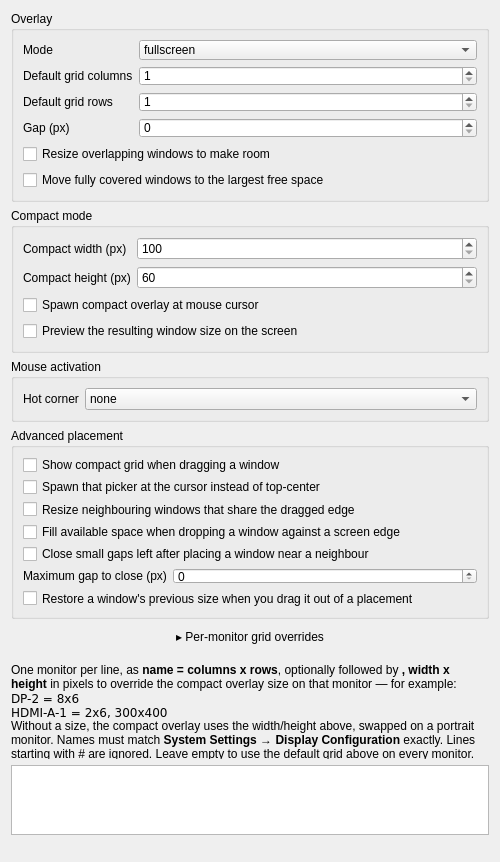
First picture: the form in kwinscript/contents/ui/config.ui, repository Ivan-Malinovski/vibetiles, before the edit.
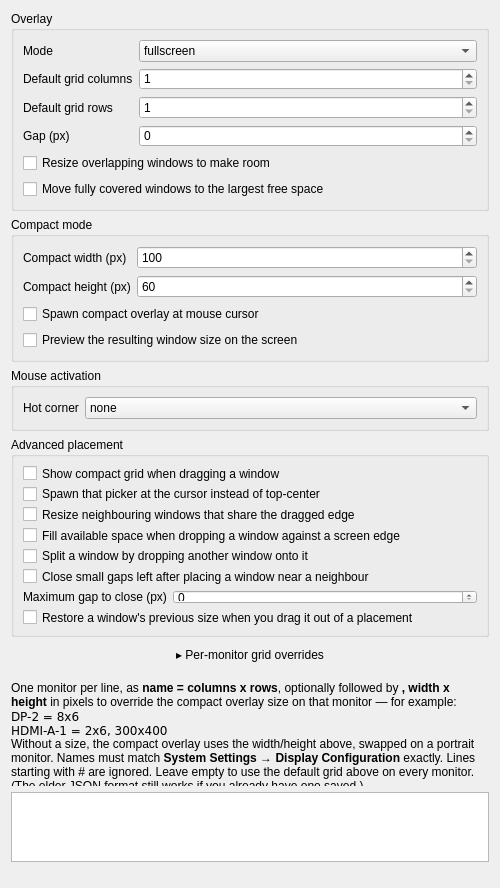
Second picture: the form after the edit.

Commit message:
Add drop-onto-window docking (opt-in dropOnWindow)
Trellis-style: drag a window over another and drop it in the outer 28% of
a side to split that window in half, the dragged window taking the half on
that side; drop in the middle to swap the two. Both destinations are
previewed while hovering. Screen-edge drop still wins at the edge, and the
drag picker yields while the cursor is over another window.

Claude-Session: https://claude.ai/code/session_01CVa9kx23RdgceMEw5Uf6kw

Diff of the .ui file:
```diff
--- a/kwinscript/contents/ui/config.ui
+++ b/kwinscript/contents/ui/config.ui
@@ -249,6 +249,16 @@
        </widget>
       </item>
       <item row="4" column="0" colspan="2">
+       <widget class="QCheckBox" name="kcfg_dropOnWindow">
+        <property name="text">
+         <string>Split a window by dropping another window onto it</string>
+        </property>
+        <property name="toolTip">
+         <string>Drag a window by its titlebar over another window. Near one of its sides (the outer 28%), the window underneath shrinks to the opposite half and the dragged window takes the half on that side. In the middle, the two windows swap places. A preview shows both results before you let go. A screen-edge drop wins at the screen edge, and while the cursor is over another window this takes precedence over the drag picker.</string>
+        </property>
+       </widget>
+      </item>
+      <item row="5" column="0" colspan="2">
        <widget class="QCheckBox" name="kcfg_snapGaps">
         <property name="text">
          <string>Close small gaps left after placing a window near a neighbour</string>
@@ -258,14 +268,14 @@
         </property>
        </widget>
       </item>
-      <item row="5" column="0">
+      <item row="6" column="0">
        <widget class="QLabel" name="label_snapGapMax">
         <property name="text">
          <string>Maximum gap to close (px)</string>
         </property>
        </widget>
       </item>
-      <item row="5" column="1">
+      <item row="6" column="1">
        <widget class="QSpinBox" name="kcfg_snapGapMax">
         <property name="minimum">
          <number>0</number>
@@ -275,7 +285,7 @@
         </property>
        </widget>
       </item>
-      <item row="6" column="0" colspan="2">
+      <item row="7" column="0" colspan="2">
        <widget class="QCheckBox" name="kcfg_restoreSizeOnDrag">
         <property name="text">
          <string>Restore a window's previous size when you drag it out of a placement</string>
```
The commit also changes 3 other files.
